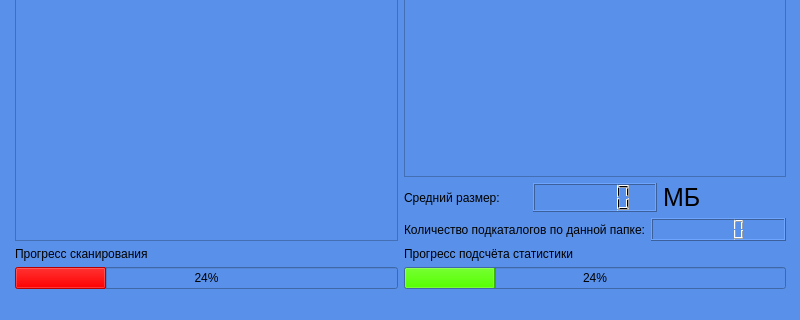
First picture: the form in filesystem-analysis/mainwindow.ui, repository I-am-a-squirrel/esignal-test-case, before the edit; both pictures show x 0 to 800 and y 280 to 600 of the 800 by 600 pixel window.
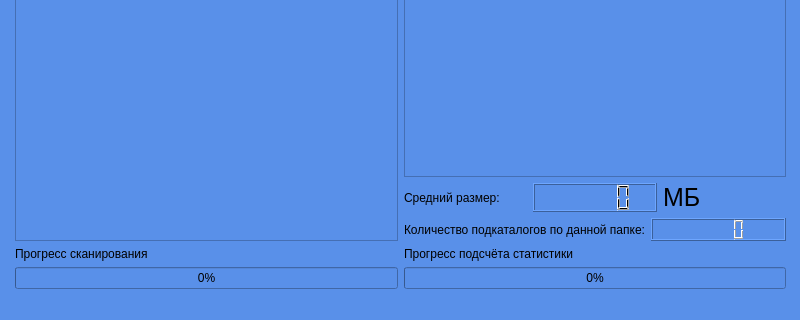
Second picture: the form after the edit.

Patch:
```diff
--- a/filesystem-analysis/mainwindow.ui
+++ b/filesystem-analysis/mainwindow.ui
@@ -108,7 +108,7 @@
    <string notr="true">background-color: rgb(89, 144, 233);</string>
   </property>
   <widget class="QWidget" name="centralwidget">
-   <widget class="QWidget" name="">
+   <widget class="QWidget" name="layoutWidget">
     <property name="geometry">
      <rect>
       <x>15</x>
@@ -136,7 +136,7 @@
           <string notr="true">selection-background-color: rgb(255, 0, 0);</string>
          </property>
          <property name="value">
-          <number>24</number>
+          <number>0</number>
          </property>
         </widget>
        </item>
@@ -265,7 +265,7 @@
           <string notr="true">selection-background-color: rgb(85, 255, 0);</string>
          </property>
          <property name="value">
-          <number>24</number>
+          <number>0</number>
          </property>
         </widget>
        </item>
```
